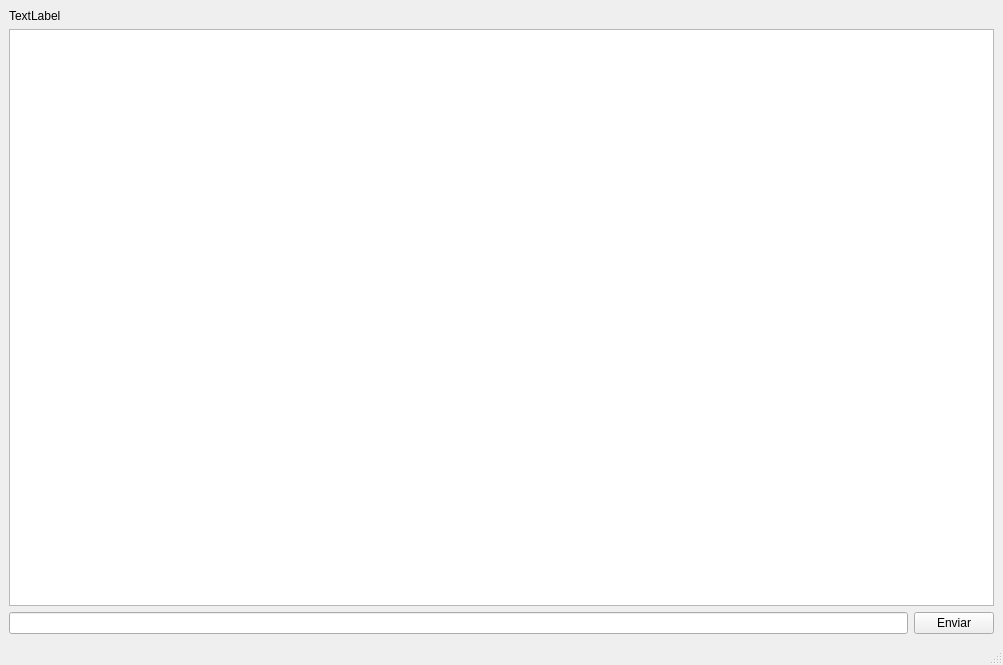
jose-rZM/SyntaxTutor, file lltutorwindow.ui: the form before one commit.
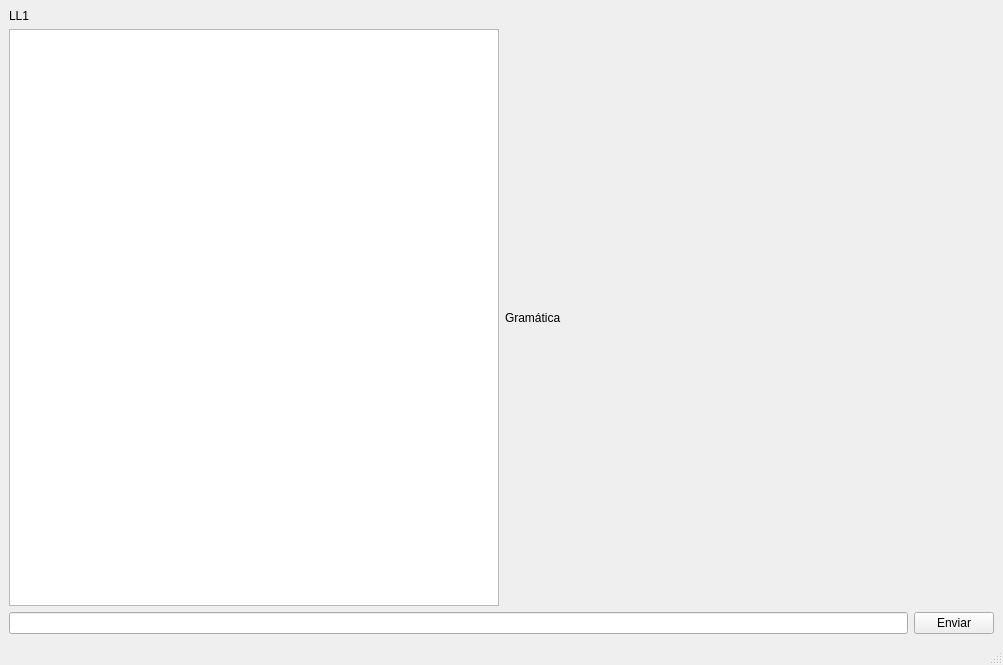
The form after the commit.

Commit message: add grammar text next to chat

What changed in the file:
```diff
--- a/lltutorwindow.ui
+++ b/lltutorwindow.ui
@@ -18,12 +18,42 @@
     <item>
      <widget class="QLabel" name="grammarLabel">
       <property name="text">
-       <string>TextLabel</string>
+       <string>LL1</string>
       </property>
      </widget>
     </item>
     <item>
-     <widget class="QListWidget" name="listWidget"/>
+     <layout class="QHBoxLayout" name="horizontalLayout_2">
+      <item>
+       <widget class="QListWidget" name="listWidget">
+        <property name="sizePolicy">
+         <sizepolicy hsizetype="Expanding" vsizetype="Expanding">
+          <horstretch>0</horstretch>
+          <verstretch>0</verstretch>
+         </sizepolicy>
+        </property>
+       </widget>
+      </item>
+      <item>
+       <widget class="QLabel" name="gr">
+        <property name="sizePolicy">
+         <sizepolicy hsizetype="Expanding" vsizetype="Preferred">
+          <horstretch>0</horstretch>
+          <verstretch>0</verstretch>
+         </sizepolicy>
+        </property>
+        <property name="minimumSize">
+         <size>
+          <width>0</width>
+          <height>0</height>
+         </size>
+        </property>
+        <property name="text">
+         <string>Gramática</string>
+        </property>
+       </widget>
+      </item>
+     </layout>
     </item>
     <item>
      <layout class="QHBoxLayout" name="horizontalLayout">
```
The commit also changes 2 other files.
